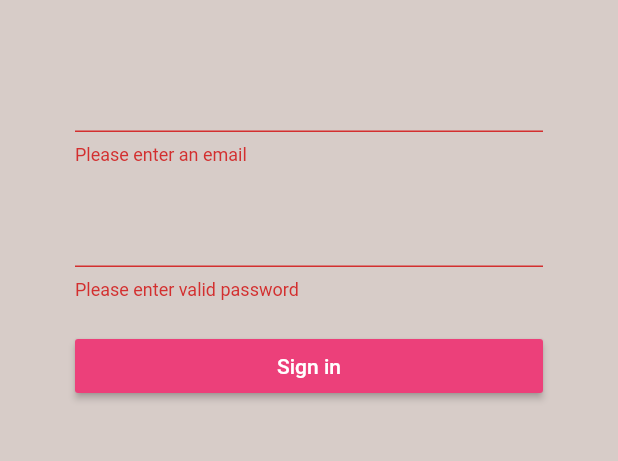
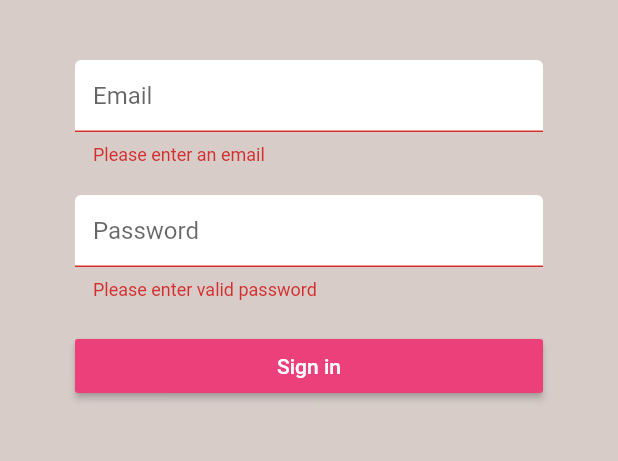
Before and after one commit to poudelmadhav/flutter-authentication, a Flutter app: the screen it shows after launch, after a tap on "Sign in", on a phone screen of 412 x 824 dp, the part 84-545 px from its top. Run offline on Flutter 3.47's test engine with Material 2 defaults, Android fonts, the phone set to English and light mode, and no system bars; our stand-ins replace firebase_auth; accounts and stored records are empty.

Commit message:
signin and register input fields decorated

```diff
--- a/lib/screens/authenticate/register.dart
+++ b/lib/screens/authenticate/register.dart
@@ -1,5 +1,6 @@
 import 'package:flutter/material.dart';
 import 'package:madhav_auth/services/auth.dart';
+import 'package:madhav_auth/shared/constants.dart';
 
 class Register extends StatefulWidget {
   final Function toggleView;
@@ -47,6 +48,7 @@ class _RegisterState extends State<Register> {
             children: <Widget>[
               SizedBox(height: 20.0),
               TextFormField(
+                decoration: textInputDecoration.copyWith(hintText: 'Email'),
                 validator: (val) => val.isEmpty ? 'Enter an email' : null,
                 onChanged: (val) {
                   setState(() => email = val);
@@ -54,6 +56,7 @@ class _RegisterState extends State<Register> {
               ),
               SizedBox(height: 20.0),
               TextFormField(
+                decoration: textInputDecoration.copyWith(hintText: 'Password'),
                 validator: (val) =>
                     val.length < 6 ? 'Enter a password  6+ chars long' : null,
                 obscureText: true,
--- a/lib/screens/authenticate/sign_in.dart
+++ b/lib/screens/authenticate/sign_in.dart
@@ -1,5 +1,6 @@
 import 'package:flutter/material.dart';
 import 'package:madhav_auth/services/auth.dart';
+import 'package:madhav_auth/shared/constants.dart';
 
 class SignIn extends StatefulWidget {
   final Function toggleView;
@@ -47,6 +48,7 @@ class _SignInState extends State<SignIn> {
             children: <Widget>[
               SizedBox(height: 20.0),
               TextFormField(
+                decoration: textInputDecoration.copyWith(hintText: 'Email'),
                 validator: (val) =>
                     val.isEmpty ? 'Please enter an email' : null,
                 onChanged: (val) {
@@ -55,6 +57,7 @@ class _SignInState extends State<SignIn> {
               ),
               SizedBox(height: 20.0),
               TextFormField(
+                decoration: textInputDecoration.copyWith(hintText: 'Password'),
                 validator: (val) =>
                     val.length < 6 ? 'Please enter valid password' : null,
                 obscureText: true,
--- /dev/null
+++ b/lib/shared/constants.dart
@@ -0,0 +1,12 @@
+import 'package:flutter/material.dart';
+
+const textInputDecoration = InputDecoration(
+  fillColor: Colors.white,
+  filled: true,
+  enabledBorder: OutlineInputBorder(
+    borderSide: BorderSide(color: Colors.white, width: 2.0),
+  ),
+  focusedBorder: OutlineInputBorder(
+    borderSide: BorderSide(color: Colors.pink, width: 2.0),
+  ),
+);
```
